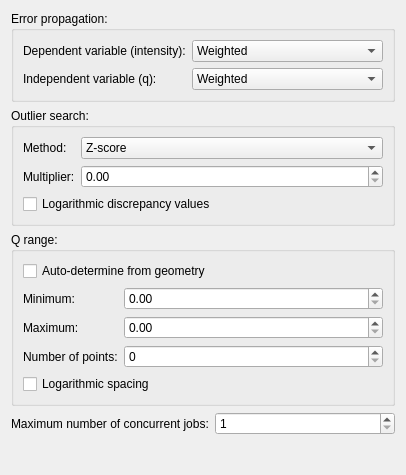
Before: the Qt Designer form cct/processinggui/settings/processingsettings.ui in awacha/cct, drawn with Qt 5.
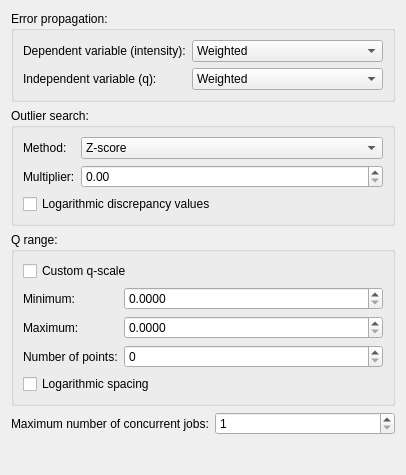
After: the same form once the commit is applied.

What changed in the file:
```diff
--- a/cct/processinggui/settings/processingsettings.ui
+++ b/cct/processinggui/settings/processingsettings.ui
@@ -146,7 +146,7 @@
       <item row="0" column="0" colspan="2">
        <widget class="QCheckBox" name="autoQRangeCheckBox">
         <property name="text">
-         <string>Auto-determine from geometry</string>
+         <string>Custom q-scale</string>
         </property>
        </widget>
       </item>
@@ -179,10 +179,24 @@
        </widget>
       </item>
       <item row="1" column="1">
-       <widget class="QDoubleSpinBox" name="qminDoubleSpinBox"/>
+       <widget class="QDoubleSpinBox" name="qminDoubleSpinBox">
+        <property name="decimals">
+         <number>4</number>
+        </property>
+        <property name="maximum">
+         <double>9999.999900000000707</double>
+        </property>
+       </widget>
       </item>
       <item row="2" column="1">
-       <widget class="QDoubleSpinBox" name="qmaxDoubleSpinBox"/>
+       <widget class="QDoubleSpinBox" name="qmaxDoubleSpinBox">
+        <property name="decimals">
+         <number>4</number>
+        </property>
+        <property name="maximum">
+         <double>9999.999900000000707</double>
+        </property>
+       </widget>
       </item>
       <item row="3" column="1">
        <widget class="QSpinBox" name="numQRamgeSpinBox"/>
```
Left out of the diff: 24 changed lines with no effect on the pictures.
